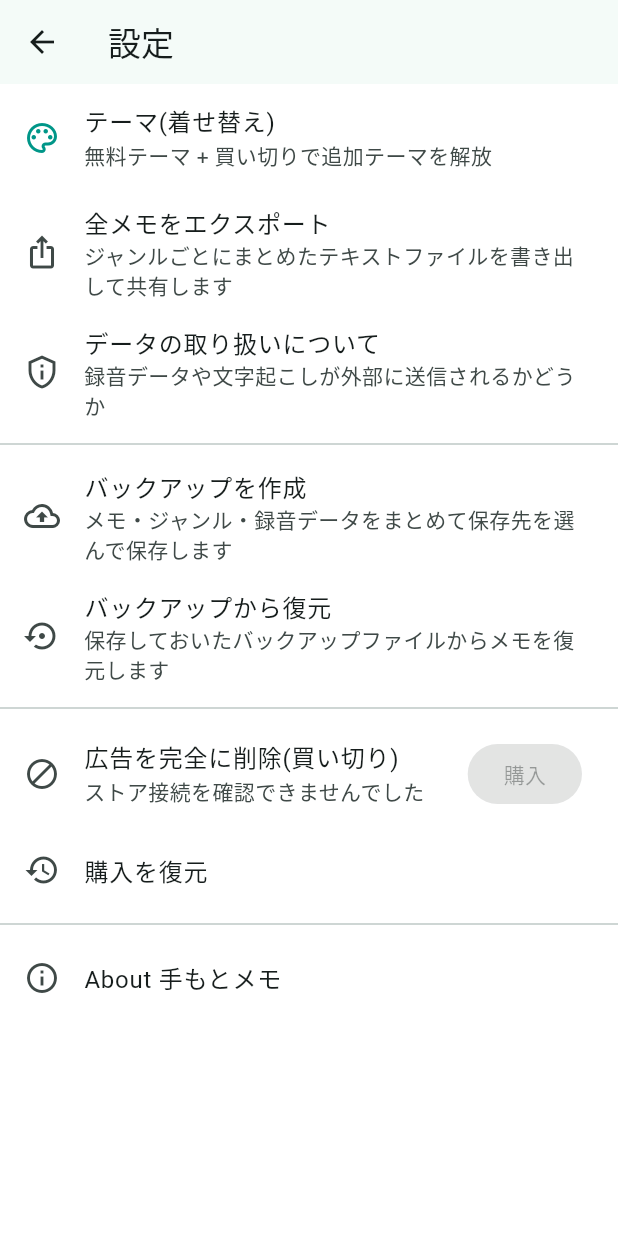
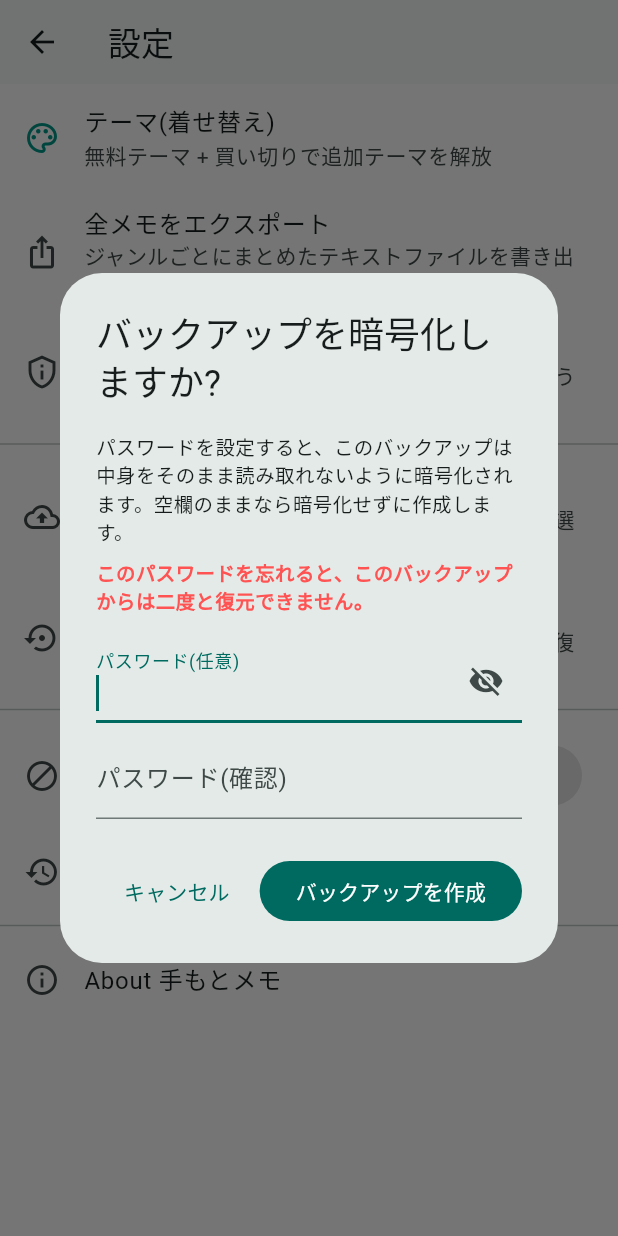
Before and after one commit to aiueodayone/bar, a Flutter app: the SettingsScreen screen opened directly, after a tap on "バックアップを作成", on a phone screen of 412 x 824 dp. Run offline on Flutter 3.47's test engine with Material 3 defaults, Android fonts, the phone set to English and light mode, and no system bars; our stand-ins replace audioplayers, file_picker, google_mobile_ads, in_app_purchase, share_plus, shared_preferences and 1 more; missing offline and left inert: cryptography, record, vosk_flutter; accounts and stored records are empty.

Commit message:
Add optional password encryption for backups
User request: increase confidentiality by making the backup unreadable
as-is, via light encryption.

When creating a backup, a new dialog lets the user optionally set a
password (leaving it blank keeps today's plain-ZIP behavior, so
nothing changes for anyone who doesn't opt in). If set, the whole ZIP
is encrypted with AES-256-GCM, with the key derived from the password
via PBKDF2-HMAC-SHA256 (120k iterations, random 16-byte salt per
backup). The container is a small fixed-length header (magic bytes +
format version + salt + nonce + MAC) followed by the ciphertext, saved
with a `.zip.enc` extension so it's visually distinct from a plain
`.zip`. Restoring auto-detects an encrypted file via its magic bytes
and prompts for the password only when needed; a wrong password is
caught via AES-GCM's own authentication tag check
(SecretBoxAuthenticationError) rather than silently producing garbage.

Deliberately did not make encryption mandatory: this backup feature
exists so data can be recovered if lost, and a forgotten password
would make a backup permanently unreadable, defeating that purpose.
The password dialog spells this out before the user opts in, and asks
for the password twice to catch typos at creation time (a typo here
is unrecoverable later).

Adds the `cryptography` package (^2.9.0) for PBKDF2 + AES-GCM; resolved
cleanly with no dependency conflicts.

Verified: flutter analyze (no issues), flutter test (all passing).
Not yet device-tested — needs a check that create-with-password →
restore-with-correct-password round-trips correctly, and that a wrong
password is rejected with a clear message rather than corrupting data.

Co-Authored-By: Claude Sonnet 5 <noreply@anthropic.com>
Claude-Session: https://claude.ai/code/session_01Fscp4pZpAJXbyCuEvh1Kow

```diff
--- a/lib/screens/settings_screen.dart
+++ b/lib/screens/settings_screen.dart
@@ -1,3 +1,5 @@
+import 'dart:typed_data';
+
 import 'package:file_picker/file_picker.dart';
 import 'package:flutter/material.dart';
 import 'package:provider/provider.dart';
@@ -9,6 +11,7 @@ import '../providers/genre_provider.dart';
 import '../providers/memo_provider.dart';
 import '../services/backup_service.dart';
 import '../services/export_service.dart';
+import '../widgets/backup_password_dialog.dart';
 import 'privacy_info_screen.dart';
 import 'theme_selection_screen.dart';
 
@@ -28,9 +31,14 @@ class SettingsScreen extends StatelessWidget {
   }
 
   Future<void> _createBackup(BuildContext context) async {
+    final password = await showBackupPasswordSetupDialog(context);
+    if (password == null) return; // キャンセル
+    if (!context.mounted) return;
     final messenger = ScaffoldMessenger.of(context);
     try {
-      final (bytes, fileName) = await BackupService().createBackupBytes();
+      final (bytes, fileName) = await BackupService().createBackupBytes(
+        password: password.isEmpty ? null : password,
+      );
       // 共有シートではなく「保存先を選ぶ」ダイアログ(SAF の
       // ACTION_CREATE_DOCUMENT)を使う。ここには Google ドライブや端末の
       // ストレージなど保存先のみが並び、LINE 等のメッセージ/SNSアプリは
@@ -39,16 +47,16 @@ class SettingsScreen extends StatelessWidget {
         dialogTitle: 'バックアップの保存先を選択',
         fileName: fileName,
         bytes: bytes,
-        mimeType: 'application/zip',
+        mimeType: password.isEmpty
+            ? 'application/zip'
+            : 'application/octet-stream',
         type: FileType.custom,
-        allowedExtensions: ['zip'],
+        allowedExtensions: [fileName.split('.').last],
       );
-      if (!context.mounted) return;
       if (savedUri != null) {
         messenger.showSnackBar(const SnackBar(content: Text('バックアップを保存しました')));
       }
     } catch (_) {
-      if (!context.mounted) return;
       messenger.showSnackBar(const SnackBar(content: Text('バックアップの作成に失敗しました')));
     }
   }
@@ -59,7 +67,7 @@ class SettingsScreen extends StatelessWidget {
       picked = await FilePicker.pickFile(
         dialogTitle: 'バックアップファイルを選択',
         type: FileType.custom,
-        allowedExtensions: ['zip'],
+        allowedExtensions: ['zip', 'enc'],
       );
     } catch (_) {
       if (!context.mounted) return;
@@ -68,6 +76,23 @@ class SettingsScreen extends StatelessWidget {
       return;
     }
     if (picked == null) return;
+
+    final Uint8List bytes;
+    try {
+      bytes = await picked.readAsBytes();
+    } catch (_) {
+      if (!context.mounted) return;
+      ScaffoldMessenger.of(context)
+          .showSnackBar(const SnackBar(content: Text('ファイルを読み込めませんでした')));
+      return;
+    }
+
+    String? password;
+    if (BackupService().isEncryptedBackup(bytes)) {
+      if (!context.mounted) return;
+      password = await showBackupPasswordPromptDialog(context);
+      if (password == null) return; // キャンセル
+    }
 
     if (!context.mounted) return;
     final confirmed = await showDialog<bool>(
@@ -98,15 +123,17 @@ class SettingsScreen extends StatelessWidget {
     final genreProvider = context.read<GenreProvider>();
 
     try {
-      final bytes = await picked.readAsBytes();
       final (memoCount, genreCount) = await BackupService().restoreFromBackup(
         bytes,
+        password: password,
       );
       await genreProvider.load();
       await memoProvider.load();
       messenger.showSnackBar(
         SnackBar(content: Text('メモ $memoCount 件、ジャンル $genreCount 件を復元しました')),
       );
+    } on WrongBackupPasswordException catch (e) {
+      messenger.showSnackBar(SnackBar(content: Text(e.message)));
     } on UnsupportedBackupVersionException catch (e) {
       messenger.showSnackBar(SnackBar(content: Text(e.message)));
     } on InvalidBackupFileException catch (e) {
@@ -168,7 +195,9 @@ class SettingsScreen extends StatelessWidget {
           ListTile(
             leading: const Icon(Icons.backup_outlined),
             title: const Text('バックアップを作成'),
-            subtitle: const Text('メモ・ジャンル・録音データをまとめて保存先を選んで保存します'),
+            subtitle: const Text(
+              'メモ・ジャンル・録音データをまとめて保存先を選んで保存します(パスワードで暗号化も可能)',
+            ),
             onTap: () => _createBackup(context),
           ),
           ListTile(
--- a/lib/services/backup_service.dart
+++ b/lib/services/backup_service.dart
@@ -1,8 +1,10 @@
 import 'dart:convert';
 import 'dart:io';
+import 'dart:math';
 import 'dart:typed_data';
 
 import 'package:archive/archive_io.dart';
+import 'package:cryptography/cryptography.dart';
 import 'package:flutter/material.dart' show Color;
 import 'package:path/path.dart' as p;
 import 'package:path_provider/path_provider.dart';
@@ -37,12 +39,44 @@ class InvalidBackupFileException implements Exception {
   String toString() => message;
 }
 
+/// パスワードで保護されたバックアップなのに、パスワードが渡されなかった
+/// ときの例外。
+class BackupPasswordRequiredException implements Exception {
+  const BackupPasswordRequiredException(this.message);
+  final String message;
+  @override
+  String toString() => message;
+}
+
+/// バックアップの復元時にパスワードが違っていた(または内容が壊れていて
+/// 認証タグの検証に失敗した)ときの例外。
+class WrongBackupPasswordException implements Exception {
+  const WrongBackupPasswordException(this.message);
+  final String message;
+  @override
+  String toString() => message;
+}
+
+/// 暗号化バックアップの先頭に付けるマジックバイト列 ("TMEB" =
+/// TeMoto-memo Encrypted Backup)。この4バイトで、素の ZIP
+/// (先頭は常に "PK")と区別する。
+const List<int> _encryptedBackupMagic = [0x54, 0x4D, 0x45, 0x42];
+const int _encryptionFormatVersion = 1;
+const int _pbkdf2Iterations = 120000;
+const int _saltLength = 16;
+
 /// メモ・ジャンル・録音データをまとめてバックアップ/復元するサービス。
 ///
 /// バックアップは ZIP ファイル1つにまとめる: メモ・ジャンルのデータは
 /// backup.json、録音ファイルは audio/ フォルダ以下にそのまま含める。
 /// 復元は既存データを削除せず、同じ ID のものは上書き、無いものは追加する
 /// (マージ)。誤って新しいメモを消してしまうことがないようにするため。
+///
+/// パスワードを指定すると、この ZIP 全体を AES-256-GCM で暗号化する
+/// (鍵はパスワードから PBKDF2-HMAC-SHA256 で導出)。パスワード省略時は
+/// 今まで通り素の ZIP のまま。暗号化はあくまで「中身をそのまま読めなく
+/// する」ための軽い保護であり、パスワードを忘れると復元できなくなる点は
+/// UI 側で明示すること。
 class BackupService {
   BackupService({
     MemoRepository? memoRepository,
@@ -54,7 +88,9 @@ class BackupService {
   final GenreRepository _genreRepository;
 
   /// 全メモ・ジャンル・録音ファイルをまとめた ZIP バックアップを作成し、
-  /// そのバイト列とファイル名を返す。
+  /// そのバイト列とファイル名を返す。[password] を指定すると、その
+  /// パスワードで ZIP 全体を暗号化する(ファイル名も暗号化を示す
+  /// `.zip.enc` にする)。
   ///
   /// 共有シート(share_plus)は使わない: LINE や SNS などの「送信先」も
   /// 選択肢に並んでしまい、誤ってメモの中身を他人に送ってしまうリスクが
@@ -63,7 +99,7 @@ class BackupService {
   /// 使うこと。これは Google ドライブや端末のストレージなど保存先のみが
   /// 並ぶ SAF の仕組みで、LINE 等のメッセージアプリは
   /// DocumentsProvider を実装していないため選択肢に出てこない。
-  Future<(Uint8List, String)> createBackupBytes() async {
+  Future<(Uint8List, String)> createBackupBytes({String? password}) async {
     final genres = await _genreRepository.fetchGenres();
     final memos = await _memoRepository.fetchMemos();
 
@@ -110,9 +146,24 @@ class BackupService {
       throw StateError('バックアップの作成に失敗しました');
     }
 
-    final fileName =
-        'temotomemo_backup_${DateTime.now().millisecondsSinceEpoch}.zip';
-    return (Uint8List.fromList(zipBytes), fileName);
+    final baseName =
+        'temotomemo_backup_${DateTime.now().millisecondsSinceEpoch}';
+    if (password == null || password.isEmpty) {
+      return (Uint8List.fromList(zipBytes), '$baseName.zip');
+    }
+    final encrypted = await _encryptBytes(zipBytes, password);
+    return (encrypted, '$baseName.zip.enc');
+  }
+
+  /// 渡されたバイト列が、[createBackupBytes] でパスワード付きで作った
+  /// 暗号化バックアップかどうかを判定する(復元前に、パスワード入力を
+  /// 求めるべきかどうかの判断に使う)。
+  bool isEncryptedBackup(Uint8List bytes) {
+    if (bytes.length < _encryptedBackupMagic.length) return false;
+    for (var i = 0; i < _encryptedBackupMagic.length; i++) {
+      if (bytes[i] != _encryptedBackupMagic[i]) return false;
+    }
+    return true;
   }
 
   /// バックアップ ZIP ファイル(のバイト列)からメモ・ジャンル・録音データを
@@ -122,10 +173,25 @@ class BackupService {
   /// 選択結果を `content://` の URI で返すことがあり、その場合
   /// `PlatformFile.path` は null になるため、常に `readAsBytes()` 経由で
   /// 読み込む方が確実。
-  Future<(int, int)> restoreFromBackup(Uint8List bytes) async {
+  ///
+  /// [isEncryptedBackup] が true を返すバイト列を渡す場合は [password]
+  /// が必須。パスワードが違う(または内容が壊れている)場合は
+  /// [WrongBackupPasswordException] を投げる。
+  Future<(int, int)> restoreFromBackup(
+    Uint8List bytes, {
+    String? password,
+  }) async {
+    Uint8List zipBytes = bytes;
+    if (isEncryptedBackup(bytes)) {
+      if (password == null || password.isEmpty) {
+        throw const BackupPasswordRequiredException('このバックアップはパスワードで保護されています');
+      }
+      zipBytes = await _decryptBytes(bytes, password);
+    }
+
     final Archive archive;
     try {
-      archive = ZipDecoder().decodeBytes(bytes);
+      archive = ZipDecoder().decodeBytes(zipBytes);
     } catch (_) {
       throw const InvalidBackupFileException('このファイルはバックアップとして読み取れませんでした');
     }
@@ -198,6 +264,75 @@ class BackupService {
     return (memosJson.length, genresJson.length);
   }
 
+  Future<SecretKey> _deriveKey(String password, List<int> salt) {
+    final pbkdf2 = Pbkdf2.hmacSha256(iterations: _pbkdf2Iterations, bits: 256);
+    return pbkdf2.deriveKeyFromPassword(password: password, nonce: salt);
+  }
+
+  /// コンテナ形式: マジック(4) + フォーマットバージョン(1) + salt(16) +
+  /// nonce(12) + MAC(16) + 暗号文。全部固定長ヘッダなので長さを別途
+  /// 記録する必要がない。
+  Future<Uint8List> _encryptBytes(List<int> plainBytes, String password) async {
+    final random = Random.secure();
+    final salt = List<int>.generate(_saltLength, (_) => random.nextInt(256));
+    final secretKey = await _deriveKey(password, salt);
+    final secretBox = await AesGcm.with256bits().encrypt(
+      plainBytes,
+      secretKey: secretKey,
+    );
+
+    return Uint8List.fromList([
+      ..._encryptedBackupMagic,
+      _encryptionFormatVersion,
+      ...salt,
+      ...secretBox.nonce,
+      ...secretBox.mac.bytes,
+      ...secretBox.cipherText,
+    ]);
+  }
+
+  Future<Uint8List> _decryptBytes(Uint8List bytes, String password) async {
+    try {
+      var offset = _encryptedBackupMagic.length;
+      final version = bytes[offset];
+      offset += 1;
+      if (version != _encryptionFormatVersion) {
+        throw UnsupportedBackupVersionException(
+          'この暗号化バックアップ(形式バージョン $version)は、お使いのアプリより'
+          '新しい形式です。アプリを最新版に更新してからお試しください。',
+        );
+      }
+
+      const nonceLength = 12;
+      const macLength = 16;
+      final salt = bytes.sublist(offset, offset + _saltLength);
+      offset += _saltLength;
+      final nonce = bytes.sublist(offset, offset + nonceLength);
+      offset += nonceLength;
+      final mac = bytes.sublist(offset, offset + macLength);
+      offset += macLength;
+      final cipherText = bytes.sublist(offset);
+
+      final secretKey = await _deriveKey(password, salt);
+      final secretBox = SecretBox(cipherText, nonce: nonce, mac: Mac(mac));
+      try {
+        final plainBytes = await AesGcm.with256bits().decrypt(
+          secretBox,
+          secretKey: secretKey,
+        );
+        return Uint8List.fromList(plainBytes);
+      } on SecretBoxAuthenticationError {
+        throw const WrongBackupPasswordException('パスワードが正しくないか、ファイルが壊れています');
+      }
+    } on UnsupportedBackupVersionException {
+      rethrow;
+    } on WrongBackupPasswordException {
+      rethrow;
+    } catch (_) {
+      throw const InvalidBackupFileException('バックアップファイルの内容を読み取れませんでした');
+    }
+  }
+
   Future<Directory> _voiceMemosDirectory() async {
     final appDir = await getApplicationDocumentsDirectory();
     final dir = Directory(p.join(appDir.path, 'voice_memos'));
--- /dev/null
+++ b/lib/widgets/backup_password_dialog.dart
@@ -0,0 +1,188 @@
+import 'package:flutter/material.dart';
+
+/// バックアップ作成時のパスワード設定ダイアログを表示する。
+///
+/// 戻り値の意味:
+/// - `null`: ユーザーがキャンセルした(バックアップ作成自体を中止する)
+/// - `''`(空文字列): パスワードなしで作成する
+/// - それ以外: このパスワードで暗号化して作成する
+Future<String?> showBackupPasswordSetupDialog(BuildContext context) async {
+  final passwordController = TextEditingController();
+  final confirmController = TextEditingController();
+
+  try {
+    return await showDialog<String>(
+      context: context,
+      builder: (dialogContext) {
+        var obscure = true;
+        String? errorText;
+        return StatefulBuilder(
+          builder: (dialogContext, setState) {
+            return AlertDialog(
+              title: const Text('バックアップを暗号化しますか?'),
+              content: Column(
+                mainAxisSize: MainAxisSize.min,
+                children: [
+                  const Text(
+                    'パスワードを設定すると、このバックアップは中身をそのまま'
+                    '読み取れないように暗号化されます。空欄のままなら暗号化せずに'
+                    '作成します。',
+                    style: TextStyle(fontSize: 13),
+                  ),
+                  const SizedBox(height: 8),
+                  const Text(
+                    'このパスワードを忘れると、このバックアップからは二度と'
+                    '復元できません。',
+                    style: TextStyle(
+                      fontSize: 13,
+                      color: Colors.redAccent,
+                      fontWeight: FontWeight.bold,
+                    ),
+                  ),
+                  const SizedBox(height: 16),
+                  TextField(
+                    controller: passwordController,
+                    autofocus: true,
+                    obscureText: obscure,
+                    decoration: InputDecoration(
+                      labelText: 'パスワード(任意)',
+                      suffixIcon: IconButton(
+                        icon: Icon(
+                          obscure ? Icons.visibility_off : Icons.visibility,
+                        ),
+                        onPressed: () => setState(() => obscure = !obscure),
+                      ),
+                    ),
+                  ),
+                  const SizedBox(height: 8),
+                  TextField(
+                    controller: confirmController,
+                    obscureText: obscure,
+                    decoration: const InputDecoration(labelText: 'パスワード(確認)'),
+                  ),
+                  if (errorText != null) ...[
+                    const SizedBox(height: 8),
+                    Text(
+                      errorText!,
+                      style: const TextStyle(
+                        color: Colors.redAccent,
+                        fontSize: 12,
+                      ),
+                    ),
+                  ],
+                ],
+              ),
+              actions: [
+                TextButton(
+                  onPressed: () => Navigator.of(dialogContext).pop(),
+                  child: const Text('キャンセル'),
+                ),
+                FilledButton(
+                  onPressed: () {
+                    final password = passwordController.text;
+                    final confirm = confirmController.text;
+                    if (password.isEmpty && confirm.isEmpty) {
+                      Navigator.of(dialogContext).pop('');
+                      return;
+                    }
+                    if (password != confirm) {
+                      setState(() => errorText = 'パスワードが一致しません');
+                      return;
+                    }
+                    Navigator.of(dialogContext).pop(password);
+                  },
+                  child: const Text('バックアップを作成'),
+                ),
+              ],
+            );
+          },
+        );
+      },
+    );
+  } finally {
+    passwordController.dispose();
+    confirmController.dispose();
+  }
+}
+
+/// バックアップ復元時、暗号化されたバックアップだったときにパスワードを
+/// 尋ねるダイアログを表示する。キャンセル時は null を返す。
+Future<String?> showBackupPasswordPromptDialog(BuildContext context) async {
+  final controller = TextEditingController();
+
+  try {
+    return await showDialog<String>(
+      context: context,
+      builder: (dialogContext) {
+        var obscure = true;
+        String? errorText;
+        return StatefulBuilder(
+          builder: (dialogContext, setState) {
+            return AlertDialog(
+              title: const Text('パスワードを入力'),
+              content: Column(
+                mainAxisSize: MainAxisSize.min,
+                children: [
+                  const Text(
+                    'このバックアップはパスワードで保護されています。',
+                    style: TextStyle(fontSize: 13),
+                  ),
+                  const SizedBox(height: 16),
+                  TextField(
+                    controller: controller,
+                    autofocus: true,
+                    obscureText: obscure,
+                    decoration: InputDecoration(
+                      labelText: 'パスワード',
+                      suffixIcon: IconButton(
+                        icon: Icon(
+                          obscure ? Icons.visibility_off : Icons.visibility,
+                        ),
+                        onPressed: () => setState(() => obscure = !obscure),
+                      ),
+                    ),
+                    onSubmitted: (_) {
+                      if (controller.text.isEmpty) {
+                        setState(() => errorText = 'パスワードを入力してください');
+                        return;
+                      }
+                      Navigator.of(dialogContext).pop(controller.text);
+                    },
+                  ),
+                  if (errorText != null) ...[
+                    const SizedBox(height: 8),
+                    Text(
+                      errorText!,
+                      style: const TextStyle(
+                        color: Colors.redAccent,
+                        fontSize: 12,
+                      ),
+                    ),
+                  ],
+                ],
+              ),
+              actions: [
+                TextButton(
+                  onPressed: () => Navigator.of(dialogContext).pop(),
+                  child: const Text('キャンセル'),
+                ),
+                FilledButton(
+                  onPressed: () {
+                    if (controller.text.isEmpty) {
+                      setState(() => errorText = 'パスワードを入力してください');
+                      return;
+                    }
+                    Navigator.of(dialogContext).pop(controller.text);
+                  },
+                  child: const Text('復元する'),
+                ),
+              ],
+            );
+          },
+        );
+      },
+    );
+  } finally {
+    controller.dispose();
+  }
+}
--- a/pubspec.yaml
+++ b/pubspec.yaml
@@ -49,8 +49,10 @@ dependencies:
   # Export / share
   share_plus: ^13.3.0
 
-  # Backup / restore: pick a previously-saved backup .zip to restore from.
+  # Backup / restore: pick a previously-saved backup .zip to restore from,
+  # and optionally encrypt it with a user-chosen password.
   file_picker: ^13.1.0
+  cryptography: ^2.9.0
 
   # Utilities
   intl: ^0.20.3
```
Also changed, not shown: pubspec.lock.
